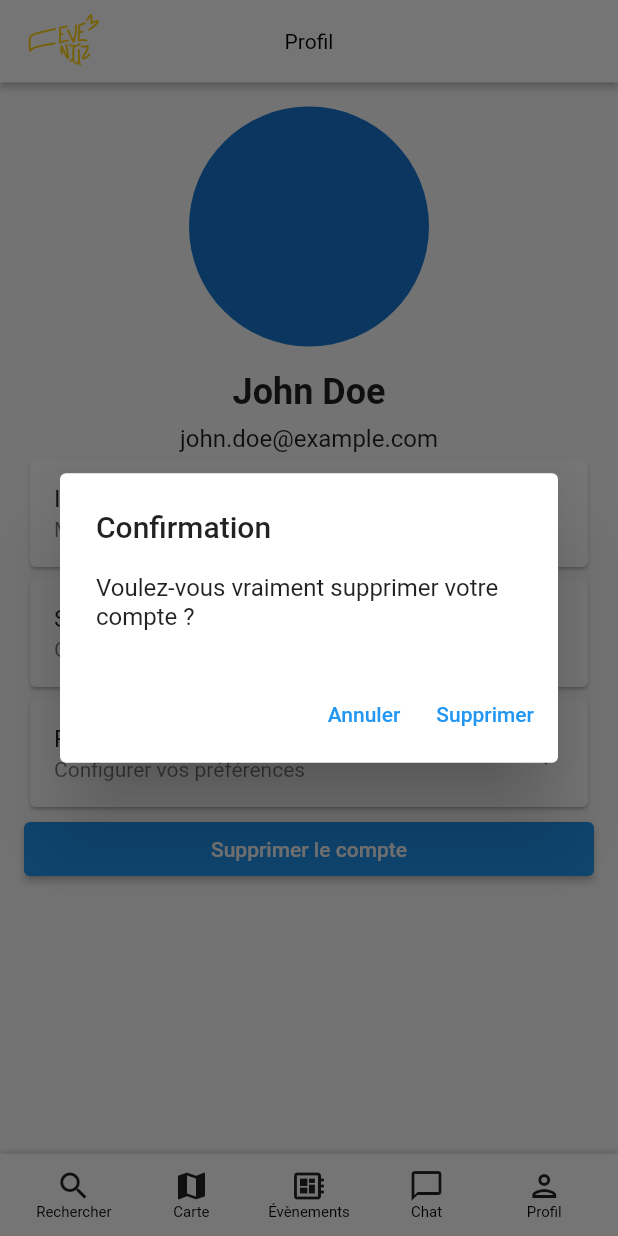
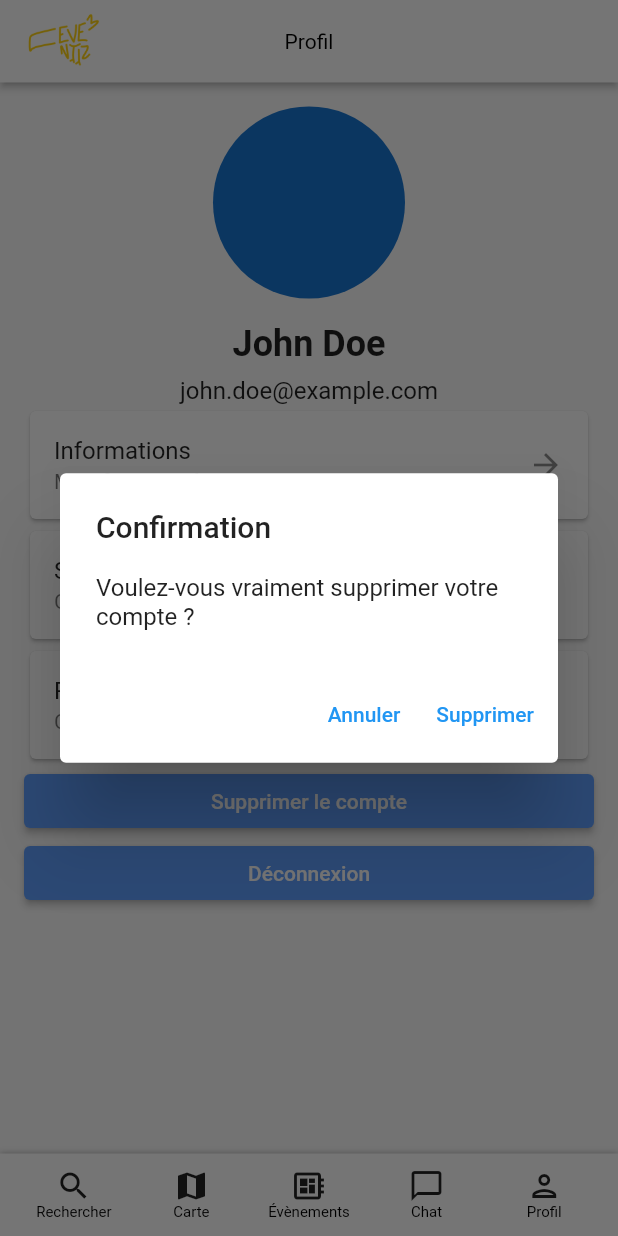
Before and after one commit to justRB/Eventiz, a Flutter app: the ProfilePage screen opened directly, item 5 of the bottom bar chosen, after a tap on "Supprimer le compte", on a phone screen of 412 x 824 dp. Run offline on Flutter 3.47's test engine with Material 2 defaults, Android fonts, the phone set to English and light mode, and no system bars.

Commit message:
Create event page n°1 + update profil,bdd,nav_bar

```diff
--- a/lib/components/nav_bar.dart
+++ b/lib/components/nav_bar.dart
@@ -1,4 +1,6 @@
+import 'package:app/pages/create_event.dart';
 import 'package:app/pages/profil.dart';
+import 'package:app/pages/research.dart';
 import 'package:flutter/material.dart';
 
 class NavBar extends StatelessWidget {
@@ -24,22 +26,22 @@ class NavBar extends StatelessWidget {
           NavBarElement(
             description: 'Rechercher',
             icon: Icons.search,
-            page: ProfilePage(),
+            page: Research(),
           ),
           NavBarElement(
             description: 'Carte',
             icon: Icons.map,
-            page: ProfilePage(),
+            page: Placeholder(),
           ),
           NavBarElement(
             description: 'Évènements',
             icon: Icons.developer_board,
-            page: ProfilePage(),
+            page: CreateEvent(),
           ),
           NavBarElement(
             description: 'Chat',
             icon: Icons.chat_bubble_outline,
-            page: ProfilePage(),
+            page: Placeholder(),
           ),
           NavBarElement(
             description: 'Profil',
--- a/lib/pages/profil.dart
+++ b/lib/pages/profil.dart
@@ -1,8 +1,7 @@
-
+import 'package:app/pages/connection.dart';
 import 'package:flutter/material.dart';
 import '../components/nav_bar.dart';
 import '../components/top_bar.dart';
-
 
 class ProfilePage extends StatelessWidget {
   const ProfilePage({super.key});
@@ -14,14 +13,13 @@ class ProfilePage extends StatelessWidget {
       body: ListView(
         padding: const EdgeInsets.all(16.0),
         children: [
-
           Column(
             crossAxisAlignment: CrossAxisAlignment.center,
             mainAxisAlignment: MainAxisAlignment.center,
             children: const [
               CircleAvatar(
-              radius: 80,
-              backgroundImage: AssetImage('assets/avatar.png'), // Remplacez par le chemin de votre image d'avatar
+                radius: 64,
+                //backgroundImage: AssetImage('assets/avatar.png'), // Remplacez par le chemin de votre image d'avatar
               ),
               SizedBox(height: 16),
               Text(
@@ -70,6 +68,9 @@ class ProfilePage extends StatelessWidget {
           ),
           // Bouton Suppression de compte
           ElevatedButton(
+            style: ElevatedButton.styleFrom(
+              backgroundColor: const Color.fromARGB(255, 96, 160, 255),
+            ),
             child: const Text('Supprimer le compte'),
             onPressed: () {
               // Afficher une boîte de dialogue de confirmation
@@ -78,12 +79,14 @@ class ProfilePage extends StatelessWidget {
                 builder: (BuildContext context) {
                   return AlertDialog(
                     title: const Text('Confirmation'),
-                    content: const Text('Voulez-vous vraiment supprimer votre compte ?'),
+                    content: const Text(
+                        'Voulez-vous vraiment supprimer votre compte ?'),
                     actions: [
                       TextButton(
                         child: const Text('Annuler'),
                         onPressed: () {
-                          Navigator.of(context).pop(); // Fermer la boîte de dialogue
+                          Navigator.of(context)
+                              .pop(); // Fermer la boîte de dialogue
                         },
                       ),
                       TextButton(
@@ -91,7 +94,8 @@ class ProfilePage extends StatelessWidget {
                         onPressed: () {
                           // Effectuer l'action de suppression du compte
                           // ...
-                          Navigator.of(context).pop(); // Fermer la boîte de dialogue
+                          Navigator.of(context)
+                              .pop(); // Fermer la boîte de dialogue
                         },
                       ),
                     ],
@@ -100,10 +104,19 @@ class ProfilePage extends StatelessWidget {
               );
             },
           ),
+          ElevatedButton(
+            onPressed: () {
+              Navigator.of(context).push(PageRouteBuilder(
+                  pageBuilder: (_, __, ___) => const Connection()));
+            },
+            style: ElevatedButton.styleFrom(
+              backgroundColor: const Color.fromARGB(255, 96, 160, 255),
+            ),
+            child: const Text('Déconnexion'),
+          ),
         ],
       ),
       bottomNavigationBar: const NavBar(),
     );
   }
-
 }
```
Also changed, not shown: lib/bdd/bdd.dart (+0 -40 lines), lib/components/categories.dart (+7 -0 lines), lib/pages/create_event.dart (added, +116 -0 lines). Lines whose indentation alone changed are shown as unchanged.
